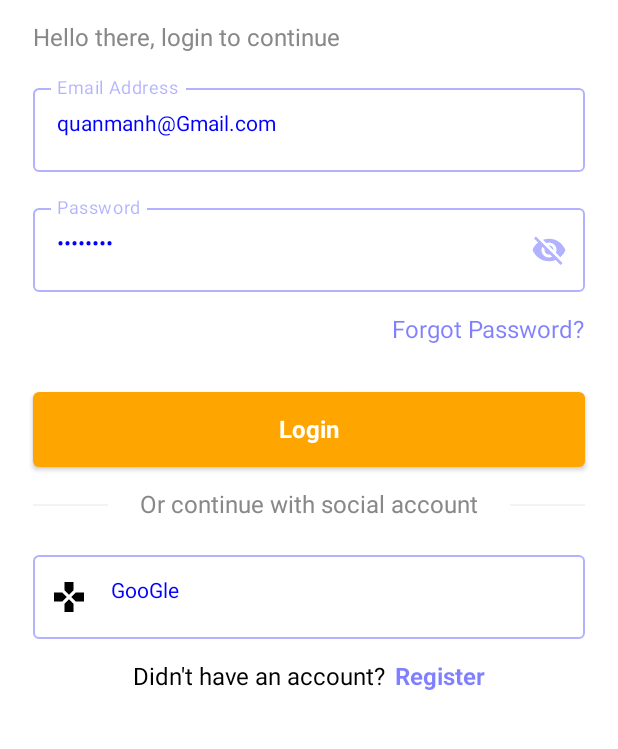
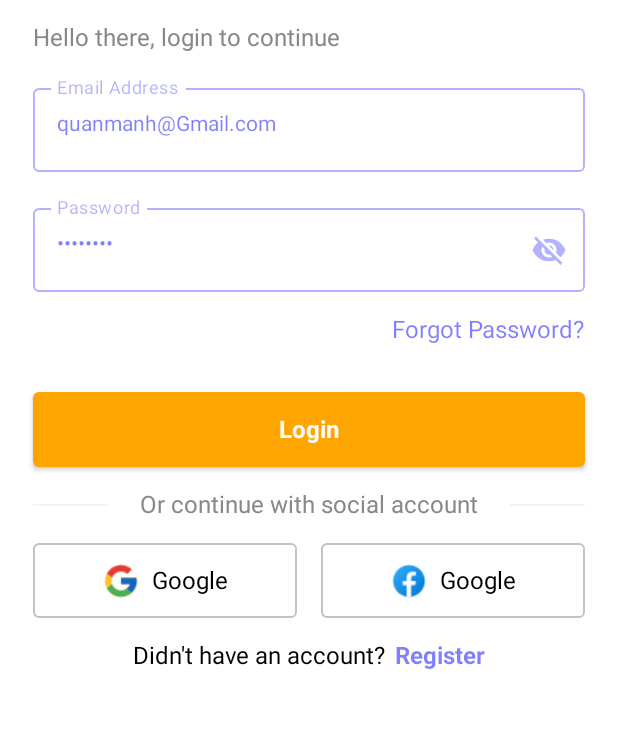
Before and after one commit to Manh-IT-K2/AppShoeStore, an Android app built with Jetpack Compose: the @Preview function LoginScreen, on a phone screen of 412 x 824 dp, the part 427-1176 px from its top. Run offline under Robolectric (Android 15) with nearby library versions, the phone set to English and light mode, and no system bars; Roboto replaces fonts that are not available here.

Commit message:
update login ui

```diff
--- a/app/src/main/java/com/example/appshoestore/Constant/CustomOutlinedTextField.kt
+++ b/app/src/main/java/com/example/appshoestore/Constant/CustomOutlinedTextField.kt
@@ -12,6 +12,7 @@ import androidx.compose.runtime.remember
 import androidx.compose.runtime.setValue
 import androidx.compose.ui.Modifier
 import androidx.compose.ui.graphics.Color
+import androidx.compose.ui.text.TextStyle
 import androidx.compose.ui.tooling.preview.Preview
 import androidx.compose.ui.unit.dp
 
@@ -33,7 +34,8 @@ fun CustomOutlinedTextField(
             focusedBorderColor = Color.Blue.copy(alpha = 0.3f),
             unfocusedBorderColor = Color.Blue.copy(alpha = 0.3f),
             backgroundColor = Color.Transparent
-        )
+        ),
+        textStyle = TextStyle(color = Color.Blue.copy(alpha = 0.5f))
     )
 }
 
--- a/app/src/main/java/com/example/appshoestore/Constant/CustomTextFieldPassword.kt
+++ b/app/src/main/java/com/example/appshoestore/Constant/CustomTextFieldPassword.kt
@@ -11,6 +11,7 @@ import androidx.compose.material.icons.filled.VisibilityOff
 import androidx.compose.runtime.*
 import androidx.compose.ui.Modifier
 import androidx.compose.ui.graphics.Color
+import androidx.compose.ui.text.TextStyle
 import androidx.compose.ui.text.input.PasswordVisualTransformation
 import androidx.compose.ui.text.input.VisualTransformation
 import androidx.compose.ui.tooling.preview.Preview
@@ -46,7 +47,8 @@ fun CustomTextFieldPassword(
             focusedBorderColor = Color.Blue.copy(alpha = 0.3f),
             unfocusedBorderColor = Color.Blue.copy(alpha = 0.3f),
             backgroundColor = Color.Transparent
-        )
+        ),
+        textStyle = TextStyle(color = Color.Blue.copy(alpha = 0.5f))
     )
 }
 
--- a/app/src/main/java/com/example/appshoestore/Screen/LoginScreen.kt
+++ b/app/src/main/java/com/example/appshoestore/Screen/LoginScreen.kt
@@ -31,6 +31,7 @@ import androidx.compose.ui.text.font.FontWeight
 import androidx.compose.ui.tooling.preview.Preview
 import androidx.compose.ui.unit.dp
 import androidx.compose.ui.unit.sp
+import com.example.appshoestore.Constant.CustomOutlinedButton
 import com.example.appshoestore.Constant.CustomOutlinedTextField
 import com.example.appshoestore.Constant.CustomTextFieldPassword
 import com.example.appshoestore.R
@@ -152,31 +153,19 @@ fun LoginScreen() {
                 )
             }
             Spacer(modifier = Modifier.height(16.dp))
-            OutlinedTextField(
-                value = "GooGle",
-                onValueChange = { },
-                label = { Text("") },
-                leadingIcon = {
-                    Icon(
-                        imageVector = Icons.Default.Gamepad, // Đảm bảo bạn đã thêm icon Google vào drawable
-                        contentDescription = "Google Icon",
-                        tint = Color.Unspecified
-                    )
-                },
-                modifier = Modifier.fillMaxWidth(),
-                placeholder = {
-                    Text(
-                        text = "Google",
-                        color = Color.Blue.copy(alpha = 0.3f)
-                    )
-                },
-                colors = TextFieldDefaults.outlinedTextFieldColors(
-                    textColor = Color.Blue,
-                    focusedBorderColor = Color.Blue.copy(alpha = 0.3f),
-                    unfocusedBorderColor = Color.Blue.copy(alpha = 0.3f),
-                    backgroundColor = Color.Transparent
+            Row(Modifier.fillMaxWidth(), verticalAlignment = Alignment.CenterVertically) {
+                CustomOutlinedButton(
+                    title = "Google",
+                    icon = R.drawable.icon_google,
+                    modifier = Modifier.weight(1f).height(50.dp)
                 )
-            )
+                Spacer(modifier = Modifier.width(16.dp))
+                CustomOutlinedButton(
+                    title = "Google",
+                    icon = R.drawable.icon_facebook,
+                    modifier = Modifier.weight(1f).height(50.dp)
+                )
+            }
             Spacer(modifier = Modifier.height(16.dp))
             Row(Modifier.fillMaxWidth(), horizontalArrangement = Arrangement.Center) {
                 Text(
```
